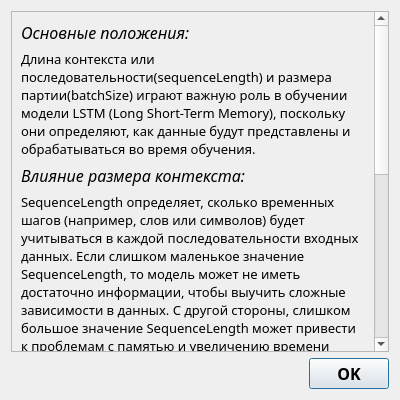
Before: the Qt Designer form src/widgetpagesandbox/aboutmodeldatadialog.ui in Marator2K07/LSTM_Text_Generator, drawn with Qt 5.
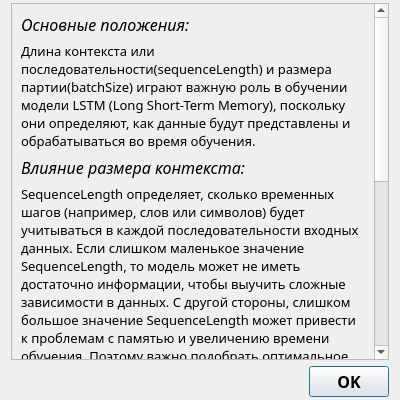
After: the same form once the commit is applied.

```diff
--- a/src/widgetpagesandbox/aboutmodeldatadialog.ui
+++ b/src/widgetpagesandbox/aboutmodeldatadialog.ui
@@ -20,6 +20,12 @@
    <string>Dialog</string>
   </property>
   <layout class="QVBoxLayout" name="verticalLayout">
+   <property name="topMargin">
+    <number>3</number>
+   </property>
+   <property name="bottomMargin">
+    <number>3</number>
+   </property>
    <item>
     <widget class="QScrollArea" name="scrollArea">
      <property name="widgetResizable">
@@ -29,7 +35,7 @@
       <property name="geometry">
        <rect>
         <x>0</x>
-        <y>-270</y>
+        <y>0</y>
         <width>363</width>
         <height>620</height>
        </rect>
```
Left out of the diff: 2 changed lines with no effect on the pictures.
